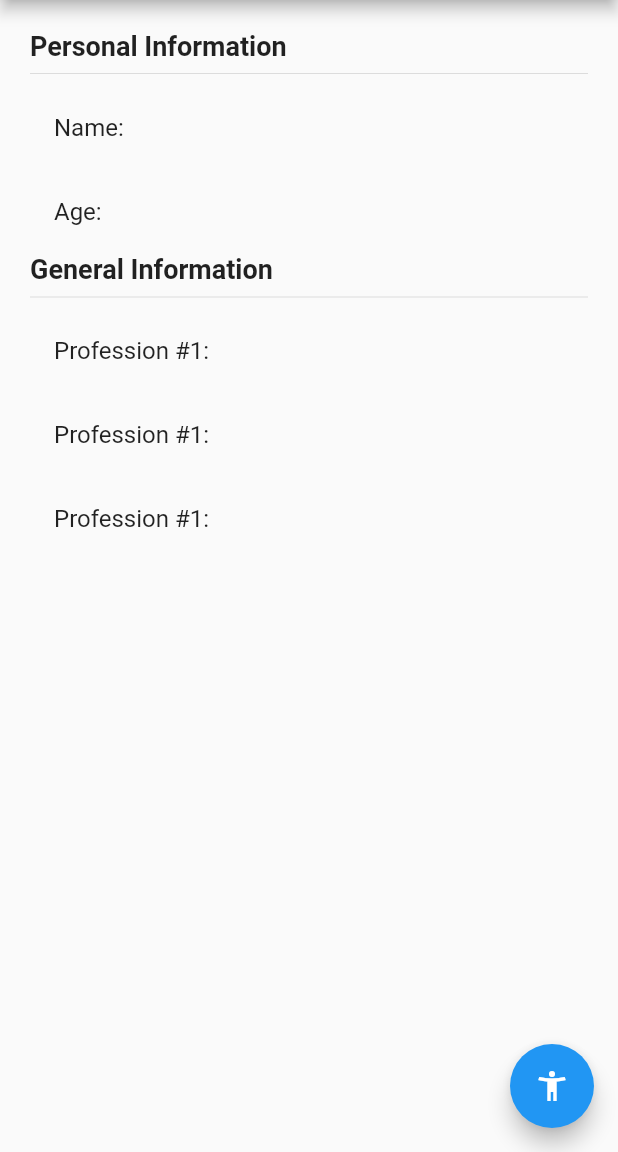
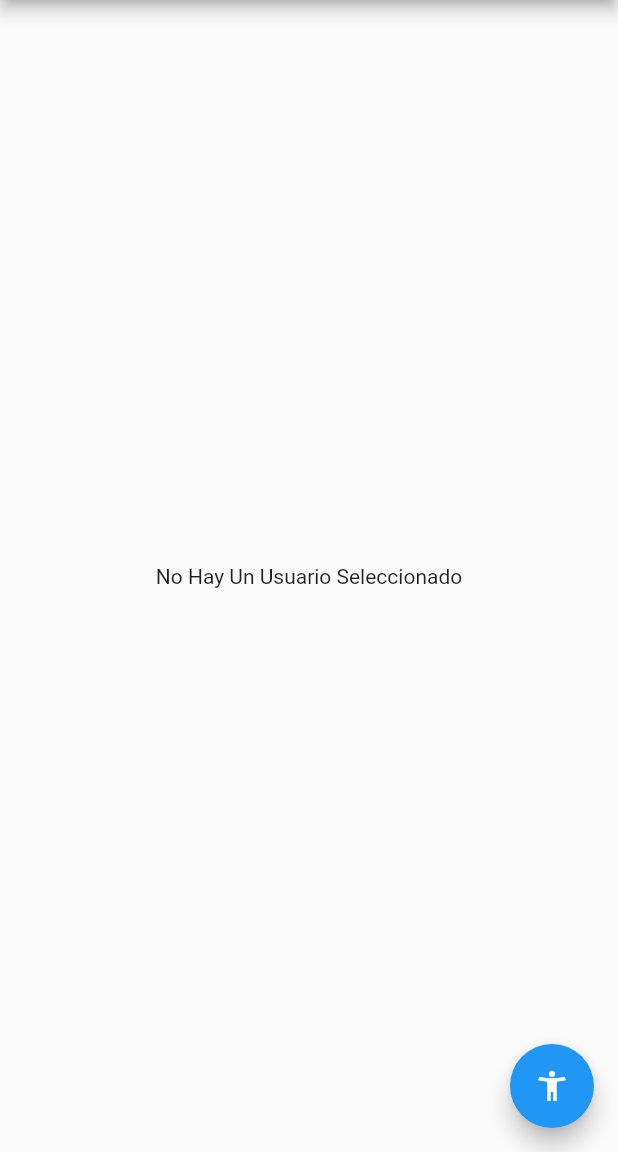
Before and after one commit to DanielFernandoYepezVelez/10-Proyecto-Movil-Flutter-Gestores-Estado-App, a Flutter app: the screen it shows after launch, on a phone screen of 412 x 824 dp, the part 84-1236 px from its top. Run offline on Flutter 3.47's test engine with Material 2 defaults, Android fonts, the phone set to English and light mode, and no system bars; our stand-ins replace get.

Commit message:
Introduccion Al Mundo GetX

```diff
--- /dev/null
+++ b/lib/controllers/controllers.dart
@@ -0,0 +1 @@
+export 'package:app_state_flutter/controllers/user_controller.dart';
--- /dev/null
+++ b/lib/controllers/user_controller.dart
@@ -0,0 +1,28 @@
+import 'package:get/get.dart';
+
+/* Models */
+import 'package:app_state_flutter/models/models.dart';
+
+class UserController extends GetxController {
+  RxBool isUserExist = false.obs;
+  Rx<UserModel> user = UserModel().obs;
+
+  int get countProfessions => user.value.professions.length + 1;
+
+  void loadUser(UserModel user) {
+    isUserExist.value = true;
+    this.user.value = user;
+  }
+
+  void changeAge(String age) {
+    user.update((value) {
+      value!.age = age;
+    });
+  }
+
+  void adProfession(String profession) {
+    user.update((val) {
+      val!.professions = [...val.professions, profession];
+    });
+  }
+}
--- a/lib/main.dart
+++ b/lib/main.dart
@@ -1,3 +1,4 @@
+import 'package:get/get.dart';
 import 'package:flutter/material.dart';
 
 // Screens
@@ -13,17 +14,21 @@ class MyApp extends StatelessWidget {
   // This widget is the root of your application.
   @override
   Widget build(BuildContext context) {
-    return MaterialApp(
+    return GetMaterialApp(
       debugShowCheckedModeBanner: false,
       title: 'States App',
       theme: ThemeData(
         primarySwatch: Colors.blue,
       ),
       initialRoute: 'oneScreen',
-      routes: {
+      /* routes: {
         'oneScreen': (_) => const OneScreen(),
         'twoScreen': (_) => const TwoScreen()
-      },
+      }, */
+      getPages: [
+        GetPage(name: '/oneScreen', page: () => const OneScreen()),
+        GetPage(name: '/twoScreen', page: () => const TwoScreen())
+      ],
     );
   }
 }
--- a/lib/models/user_model.dart
+++ b/lib/models/user_model.dart
@@ -1,7 +1,19 @@
-class UserModel {
+/* class UserModel {
   String name;
   String age;
   List<String> professions;
 
   UserModel({required this.name, required this.age, required this.professions});
+} */
+
+class UserModel {
+  String? name;
+  String? age;
+  List<String> professions;
+
+  UserModel({
+    this.name,
+    this.age,
+    this.professions = const [],
+  });
 }
--- a/lib/screens/one_screen.dart
+++ b/lib/screens/one_screen.dart
@@ -1,21 +1,37 @@
+import 'package:get/get.dart';
 import 'package:flutter/material.dart';
 
+/* User Controller */
+import 'package:app_state_flutter/controllers/controllers.dart';
+
+/* Screen */
+// import 'package:app_state_flutter/screens/screens.dart';
+
 // Widgets
-import 'package:app_state_flutter/widgets/information_user_widget.dart';
+import 'package:app_state_flutter/widgets/widgets.dart';
 
 class OneScreen extends StatelessWidget {
   const OneScreen({Key? key}) : super(key: key);
 
   @override
   Widget build(BuildContext context) {
+    final userController = Get.put(UserController());
+
     return Scaffold(
       appBar: AppBar(
         title: const Text('Screen #1'),
       ),
-      body: const InformationUserWidget(),
+      body: Obx(
+        () => userController.isUserExist.value
+            ? InformationUserWidget(user: userController.user.value)
+            : const NoInformationUserWdiget(),
+      ),
       floatingActionButton: FloatingActionButton(
         child: const Icon(Icons.accessibility_new_outlined),
-        onPressed: () => Navigator.pushNamed(context, 'twoScreen'),
+        // onPressed: () => Navigator.pushNamed(context, 'twoScreen'),
+        // onPressed: () => Get.to(const TwoScreen()),
+        onPressed: () => Get.toNamed('twoScreen',
+            arguments: {'name': 'Eones School', 'age': '100'}),
       ),
     );
   }
--- a/lib/screens/two_screen.dart
+++ b/lib/screens/two_screen.dart
@@ -1,3 +1,4 @@
+import 'package:get/get.dart';
 import 'package:flutter/material.dart';
 
 // Widgets
@@ -8,6 +9,10 @@ class TwoScreen extends StatelessWidget {
 
   @override
   Widget build(BuildContext context) {
+    /* print(Get.arguments);
+    print(Get.arguments['name']);
+    print(Get.arguments['age']); */
+
     return Scaffold(
       appBar: AppBar(
         title: const Text('Screen #1'),
--- a/lib/widgets/information_user_widget.dart
+++ b/lib/widgets/information_user_widget.dart
@@ -1,7 +1,12 @@
 import 'package:flutter/material.dart';
 
+/* Models */
+import 'package:app_state_flutter/models/models.dart';
+
 class InformationUserWidget extends StatelessWidget {
-  const InformationUserWidget({Key? key}) : super(key: key);
+  final UserModel user;
+
+  const InformationUserWidget({Key? key, required this.user}) : super(key: key);
 
   @override
   Widget build(BuildContext context) {
@@ -11,19 +16,26 @@ class InformationUserWidget extends StatelessWidget {
       padding: const EdgeInsets.all(20.0),
       child: Column(
         crossAxisAlignment: CrossAxisAlignment.start,
-        children: const [
-          Text('Personal Information', style: TextStyle(fontSize: 18, fontWeight: FontWeight.bold)),
-          Divider(),
+        children: [
+          const Text('Personal Information',
+              style: TextStyle(fontSize: 18, fontWeight: FontWeight.bold)),
+          const Divider(),
+          ListTile(title: Text('Name: ${user.name}')),
+          ListTile(title: Text('Age: ${user.age}')),
+          const Text('General Information',
+              style: TextStyle(fontSize: 18, fontWeight: FontWeight.bold)),
+          const Divider(),
+          ...user.professions
+              .map(
+                (profession) => ListTile(
+                  title: Text(profession),
+                ),
+              )
+              .toList(),
 
-          ListTile(title: Text('Name: ')),
-          ListTile(title: Text('Age: ')),
-
-          Text('General Information', style: TextStyle(fontSize: 18, fontWeight: FontWeight.bold)),
-          Divider(),
-
-          ListTile(title: Text('Profession #1: ')),
-          ListTile(title: Text('Profession #1: ')),
-          ListTile(title: Text('Profession #1: ')),
+          /* const ListTile(title: Text('Profession #1: ')),
+          const ListTile(title: Text('Profession #1: ')),
+          const ListTile(title: Text('Profession #1: ')), */
         ],
       ),
     );
--- /dev/null
+++ b/lib/widgets/no_information_user_widget.dart
@@ -0,0 +1,14 @@
+import 'package:flutter/material.dart';
+
+class NoInformationUserWdiget extends StatelessWidget {
+  const NoInformationUserWdiget({Key? key}) : super(key: key);
+
+  @override
+  Widget build(BuildContext context) {
+    return const SizedBox(
+      child: Center(
+        child: Text('No Hay Un Usuario Seleccionado'),
+      ),
+    );
+  }
+}
--- a/lib/widgets/widgets.dart
+++ b/lib/widgets/widgets.dart
@@ -1,2 +1,3 @@
 export 'package:app_state_flutter/widgets/information_user_widget.dart';
 export 'package:app_state_flutter/widgets/buttons_user_information.dart';
+export 'package:app_state_flutter/widgets/no_information_user_widget.dart';
--- a/pubspec.yaml
+++ b/pubspec.yaml
@@ -34,6 +34,7 @@ dependencies:
   # The following adds the Cupertino Icons font to your application.
   # Use with the CupertinoIcons class for iOS style icons.
   cupertino_icons: ^1.0.2
+  get: ^4.6.5
 
 dev_dependencies:
   flutter_test:
```
Also changed, not shown: lib/widgets/buttons_user_information.dart (+35 -9 lines), pubspec.lock.
